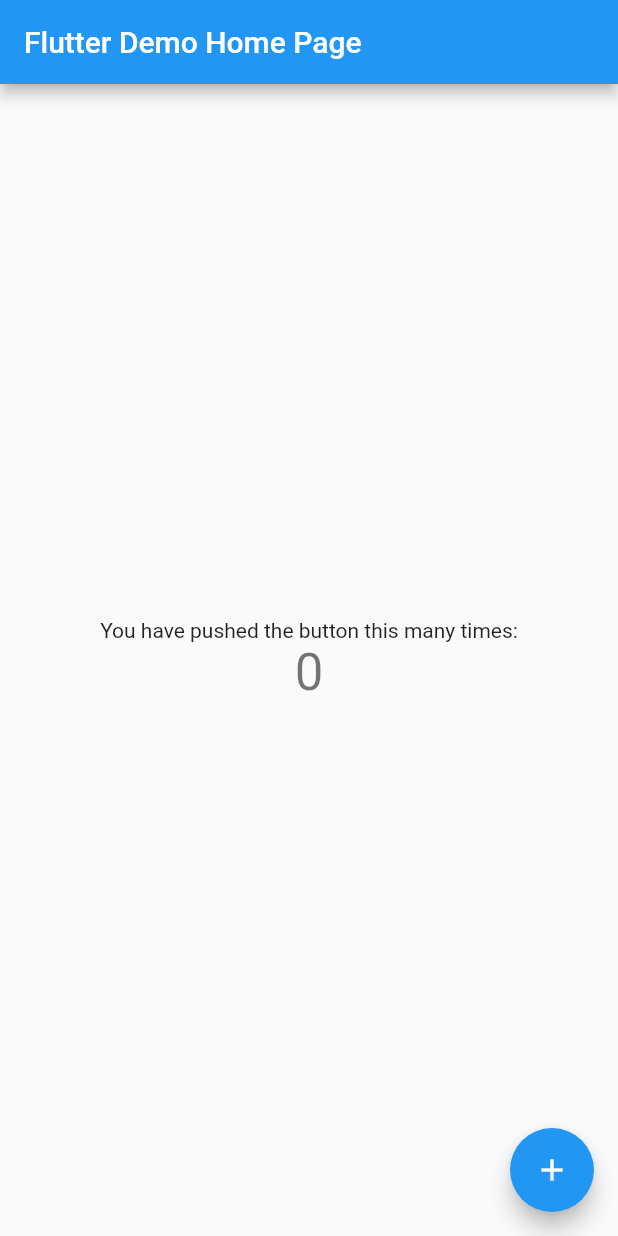
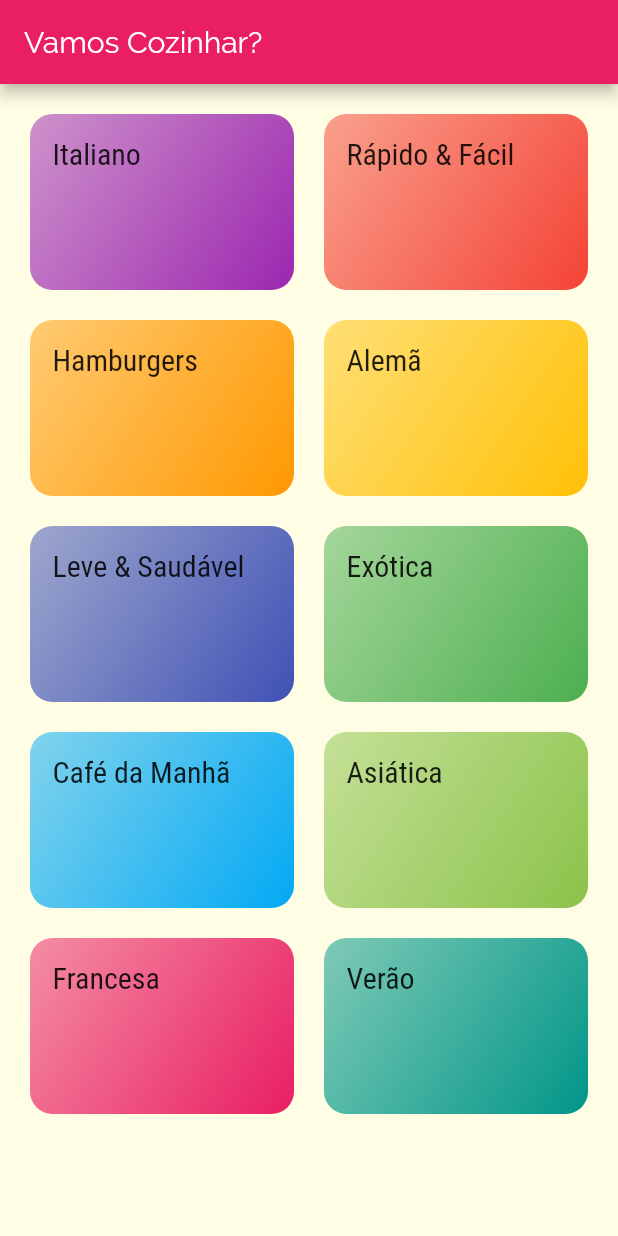
Before and after one commit to ricardo-kowalski/curso_flutter, a Flutter app: the screen it shows after launch, on a phone screen of 412 x 824 dp. Run offline on Flutter 3.47's test engine with Material 2 defaults, Android fonts, the phone set to English and light mode, and no system bars.

Commit message:
tela principal e stack

```diff
--- /dev/null
+++ b/meals/lib/components/category_item.dart
@@ -0,0 +1,46 @@
+import 'package:flutter/material.dart';
+import '../models/category.dart';
+import '../screens/categories_meals_screen.dart';
+
+class CategoryItem extends StatelessWidget {
+  final Category category;
+
+  const CategoryItem(this.category);
+
+  void _selectCategory(BuildContext context) {
+    Navigator.of(context).push(
+      MaterialPageRoute(
+        builder: (_) {
+          return CategoriesMealsScreen();
+        },
+      ),
+    );
+  }
+
+  @override
+  Widget build(BuildContext context) {
+    return InkWell(
+      onTap: () => _selectCategory(context),
+      borderRadius: BorderRadius.circular(15),
+      splashColor: Theme.of(context).primaryColor,
+      child: Container(
+        child: Text(
+          category.title,
+          style: Theme.of(context).textTheme.headline6,
+        ),
+        padding: const EdgeInsets.all(15),
+        decoration: BoxDecoration(
+          borderRadius: BorderRadius.circular(15),
+          gradient: LinearGradient(
+            colors: [
+              category.color.withOpacity(0.5),
+              category.color,
+            ],
+            begin: Alignment.topLeft,
+            end: Alignment.bottomRight,
+          ),
+        ),
+      ),
+    );
+  }
+}
--- /dev/null
+++ b/meals/lib/data/dummy_data.dart
@@ -0,0 +1,55 @@
+import 'package:flutter/material.dart';
+import '../models/category.dart';
+
+const DUMMY_CATEGORIES = const [
+  Category(
+    id: 'c1',
+    title: 'Italiano',
+    color: Colors.purple,
+  ),
+  Category(
+    id: 'c2',
+    title: 'Rápido & Fácil',
+    color: Colors.red,
+  ),
+  Category(
+    id: 'c3',
+    title: 'Hamburgers',
+    color: Colors.orange,
+  ),
+  Category(
+    id: 'c4',
+    title: 'Alemã',
+    color: Colors.amber,
+  ),
+  Category(
+    id: 'c5',
+    title: 'Leve & Saudável',
+    color: Colors.indigo,
+  ),
+  Category(
+    id: 'c6',
+    title: 'Exótica',
+    color: Colors.green,
+  ),
+  Category(
+    id: 'c7',
+    title: 'Café da Manhã',
+    color: Colors.lightBlue,
+  ),
+  Category(
+    id: 'c8',
+    title: 'Asiática',
+    color: Colors.lightGreen,
+  ),
+  Category(
+    id: 'c9',
+    title: 'Francesa',
+    color: Colors.pink,
+  ),
+  Category(
+    id: 'c10',
+    title: 'Verão',
+    color: Colors.teal,
+  ),
+];
--- a/meals/lib/main.dart
+++ b/meals/lib/main.dart
@@ -1,117 +1,26 @@
 import 'package:flutter/material.dart';
+import 'package:meals/components/category_item.dart';
+import 'screens/categories_screen.dart';
 
-void main() {
-  runApp(MyApp());
-}
+void main() => runApp(MyApp());
 
 class MyApp extends StatelessWidget {
-  // This widget is the root of your application.
   @override
   Widget build(BuildContext context) {
     return MaterialApp(
-      title: 'Flutter Demo',
+      title: 'DeliMeals',
       theme: ThemeData(
-        // This is the theme of your application.
-        //
-        // Try running your application with "flutter run". You'll see the
-        // application has a blue toolbar. Then, without quitting the app, try
-        // changing the primarySwatch below to Colors.green and then invoke
-        // "hot reload" (press "r" in the console where you ran "flutter run",
-        // or simply save your changes to "hot reload" in a Flutter IDE).
-        // Notice that the counter didn't reset back to zero; the application
-        // is not restarted.
-        primarySwatch: Colors.blue,
-        // This makes the visual density adapt to the platform that you run
-        // the app on. For desktop platforms, the controls will be smaller and
-        // closer together (more dense) than on mobile platforms.
-        visualDensity: VisualDensity.adaptivePlatformDensity,
+        primarySwatch: Colors.pink,
+        accentColor: Colors.amber,
+        fontFamily: 'Raleway',
+        canvasColor: Color.fromRGBO(255, 254, 229, 1),
+        textTheme: ThemeData.light().textTheme.copyWith(
+                headline6: TextStyle(
+              fontSize: 20,
+              fontFamily: 'RobotoCondensed',
+            )),
       ),
-      home: MyHomePage(title: 'Flutter Demo Home Page'),
+      home: CategoriesScreen(),
     );
   }
 }
-
-class MyHomePage extends StatefulWidget {
-  MyHomePage({Key key, this.title}) : super(key: key);
-
-  // This widget is the home page of your application. It is stateful, meaning
-  // that it has a State object (defined below) that contains fields that affect
-  // how it looks.
-
-  // This class is the configuration for the state. It holds the values (in this
-  // case the title) provided by the parent (in this case the App widget) and
-  // used by the build method of the State. Fields in a Widget subclass are
-  // always marked "final".
-
-  final String title;
-
-  @override
-  _MyHomePageState createState() => _MyHomePageState();
-}
-
-class _MyHomePageState extends State<MyHomePage> {
-  int _counter = 0;
-
-  void _incrementCounter() {
-    setState(() {
-      // This call to setState tells the Flutter framework that something has
-      // changed in this State, which causes it to rerun the build method below
-      // so that the display can reflect the updated values. If we changed
-      // _counter without calling setState(), then the build method would not be
-      // called again, and so nothing would appear to happen.
-      _counter++;
-    });
-  }
-
-  @override
-  Widget build(BuildContext context) {
-    // This method is rerun every time setState is called, for instance as done
-    // by the _incrementCounter method above.
-    //
-    // The Flutter framework has been optimized to make rerunning build methods
-    // fast, so that you can just rebuild anything that needs updating rather
-    // than having to individually change instances of widgets.
-    return Scaffold(
-      appBar: AppBar(
-        // Here we take the value from the MyHomePage object that was created by
-        // the App.build method, and use it to set our appbar title.
-        title: Text(widget.title),
-      ),
-      body: Center(
-        // Center is a layout widget. It takes a single child and positions it
-        // in the middle of the parent.
-        child: Column(
-          // Column is also a layout widget. It takes a list of children and
-          // arranges them vertically. By default, it sizes itself to fit its
-          // children horizontally, and tries to be as tall as its parent.
-          //
-          // Invoke "debug painting" (press "p" in the console, choose the
-          // "Toggle Debug Paint" action from the Flutter Inspector in Android
-          // Studio, or the "Toggle Debug Paint" command in Visual Studio Code)
-          // to see the wireframe for each widget.
-          //
-          // Column has various properties to control how it sizes itself and
-          // how it positions its children. Here we use mainAxisAlignment to
-          // center the children vertically; the main axis here is the vertical
-          // axis because Columns are vertical (the cross axis would be
-          // horizontal).
-          mainAxisAlignment: MainAxisAlignment.center,
-          children: <Widget>[
-            Text(
-              'You have pushed the button this many times:',
-            ),
-            Text(
-              '$_counter',
-              style: Theme.of(context).textTheme.headline4,
-            ),
-          ],
-        ),
-      ),
-      floatingActionButton: FloatingActionButton(
-        onPressed: _incrementCounter,
-        tooltip: 'Increment',
-        child: Icon(Icons.add),
-      ), // This trailing comma makes auto-formatting nicer for build methods.
-    );
-  }
-}
--- /dev/null
+++ b/meals/lib/models/category.dart
@@ -0,0 +1,13 @@
+import 'package:flutter/material.dart';
+
+class Category {
+  final String id;
+  final String title;
+  final Color color;
+
+  const Category({
+    @required this.id,
+    @required this.title,
+    this.color = Colors.orange,
+  });
+}
--- /dev/null
+++ b/meals/lib/screens/categories_meals_screen.dart
@@ -0,0 +1,15 @@
+import 'package:flutter/material.dart';
+
+class CategoriesMealsScreen extends StatelessWidget {
+  @override
+  Widget build(BuildContext context) {
+    return Scaffold(
+      appBar: AppBar(
+        title: Text('Receitas'),
+      ),
+      body: Center(
+        child: Text('Receitas por Categoria'),
+      ),
+    );
+  }
+}
--- /dev/null
+++ b/meals/lib/screens/categories_screen.dart
@@ -0,0 +1,27 @@
+import 'package:flutter/material.dart';
+import 'package:meals/models/category.dart';
+import '../components/category_item.dart';
+import '../data/dummy_data.dart';
+
+class CategoriesScreen extends StatelessWidget {
+  @override
+  Widget build(BuildContext context) {
+    return Scaffold(
+      appBar: AppBar(
+        title: Text('Vamos Cozinhar?'),
+      ),
+      body: GridView(
+        padding: const EdgeInsets.all(20),
+        gridDelegate: SliverGridDelegateWithMaxCrossAxisExtent(
+          maxCrossAxisExtent: 200,
+          childAspectRatio: 3 / 2,
+          crossAxisSpacing: 20,
+          mainAxisSpacing: 20,
+        ),
+        children: DUMMY_CATEGORIES.map((cat) {
+          return CategoryItem(cat);
+        }).toList(),
+      ),
+    );
+  }
+}
```
Also changed, not shown: meals/pubspec.yaml (+18 -11 lines), meals/assets/fonts/Raleway-Black.ttf (added), meals/assets/fonts/Raleway-Bold.ttf (added), meals/assets/fonts/Raleway-Regular.ttf (added), meals/assets/fonts/RobotoCondensed-Bold.ttf (added), meals/assets/fonts/RobotoCondensed-Italic.ttf (added), meals/assets/fonts/RobotoCondensed-Light.ttf (added), meals/assets/fonts/RobotoCondensed-Regular.ttf (added), 1 other file.
